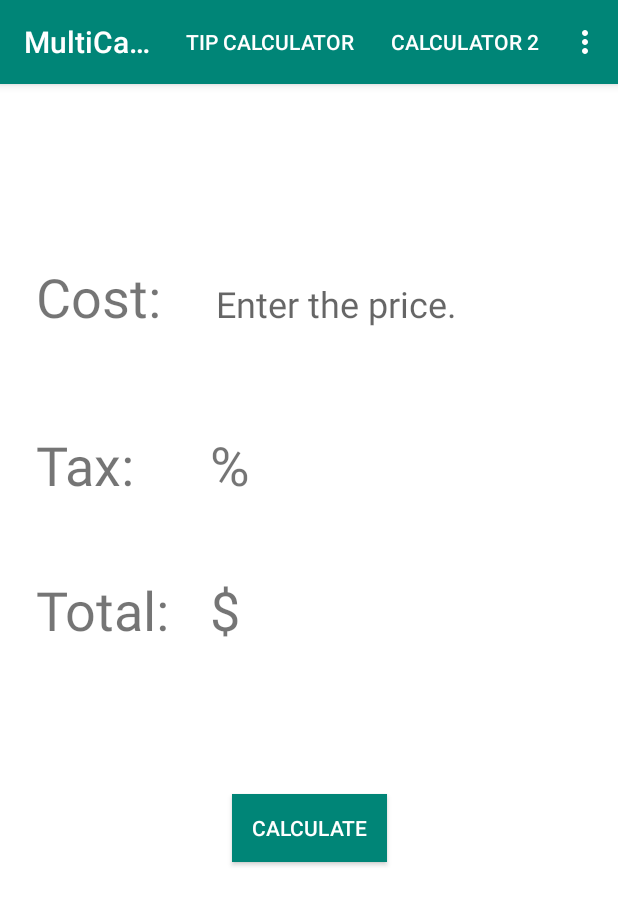
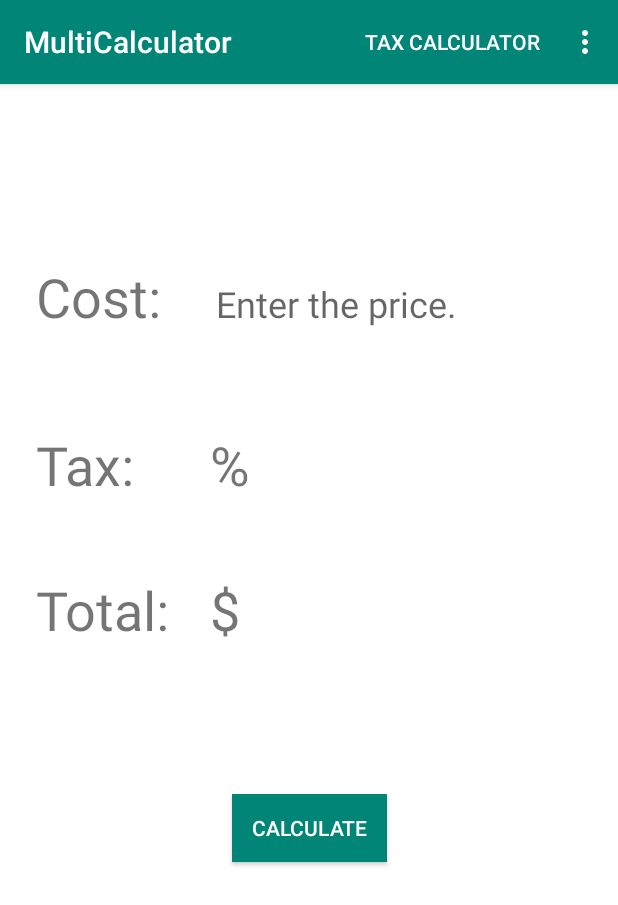
Before and after one commit to stephencordasco/MultiCalculator, an Android app: the TipCalculatorActivity screen opened directly, with no data from a screen before it, in the options menu, after a tap on "Tax Calculator", on a phone screen of 412 x 824 dp. Shown: the top 905 px of the screen. Run offline under Robolectric (Android 15) with nearby library versions, the phone set to English and light mode, and no system bars.

Commit message:
Changed the Action Bar Option Menu where the items will always be set to never show. In the Activity files I added code to set the item for the current activity be the one shown. Also changed how the tip percent prints("%44" -> "44%").

```diff
--- a/app/src/main/java/com/example/steph/multicalculator/MainActivity.kt
+++ b/app/src/main/java/com/example/steph/multicalculator/MainActivity.kt
@@ -103,6 +103,8 @@ class MainActivity : AppCompatActivity(), View.OnClickListener {
 
     override fun onCreateOptionsMenu(menu: Menu?): Boolean {
         menuInflater.inflate(R.menu.calculators, menu)
+        val item: MenuItem = menu!!.findItem(R.id.taxCalculator)
+        item.setShowAsActionFlags(MenuItem.SHOW_AS_ACTION_ALWAYS)
         return super.onCreateOptionsMenu(menu)
     }
 
--- a/app/src/main/java/com/example/steph/multicalculator/TipCalculatorActivity.kt
+++ b/app/src/main/java/com/example/steph/multicalculator/TipCalculatorActivity.kt
@@ -68,8 +68,8 @@ class TipCalculatorActivity : AppCompatActivity() {
     fun printTip() {
         // build a string of the tip to print to the application
         val tip = StringBuilder()
+        tip.append(progressValue.toString())
         tip.append("%")
-        tip.append(progressValue.toString())
         // set the text of the textview
         tipTextView2.text = tip
     }
@@ -128,6 +128,8 @@ class TipCalculatorActivity : AppCompatActivity() {
 
     override fun onCreateOptionsMenu(menu: Menu?): Boolean {
         menuInflater.inflate(R.menu.calculators, menu)
+        val item: MenuItem = menu!!.findItem(R.id.tipCalculator)
+        item.setShowAsActionFlags(MenuItem.SHOW_AS_ACTION_ALWAYS)
         return super.onCreateOptionsMenu(menu)
     }
 
--- a/app/src/main/res/menu/calculators.xml
+++ b/app/src/main/res/menu/calculators.xml
@@ -5,21 +5,21 @@
     <item
         android:id="@+id/tipCalculator"
         android:title="@string/tip_calculator"
-        app:showAsAction="always|withText" />
+        app:showAsAction="never" />
 
     <item
         android:id="@+id/calculator2"
         android:title="@string/calculator2"
-        app:showAsAction="ifRoom|withText" />
+        app:showAsAction="never" />
 
     <item
         android:id="@+id/calculator3"
         android:title="@string/calculator3"
-        app:showAsAction="ifRoom|withText" />
+        app:showAsAction="never" />
 
     <item
         android:id="@+id/taxCalculator"
         android:title="@string/calculator4"
-        app:showAsAction="ifRoom|withText" />
+        app:showAsAction="never" />
 
 </menu>
--- a/app/src/main/res/values/strings.xml
+++ b/app/src/main/res/values/strings.xml
@@ -10,7 +10,7 @@
     <string name="before_tax">Cost:</string>
     <string name="costWithTaxButton">CALCULATE</string>
     <string name="taxView">Tax:</string>
-    <string name="calculator2">Calculator 2</string>
-    <string name="calculator3">Calculator 3</string>
+    <string name="calculator2">BMI Calculator</string>
+    <string name="calculator3">Length Calculator</string>
     <string name="calculator4">Tax Calculator</string>
 </resources>
```
